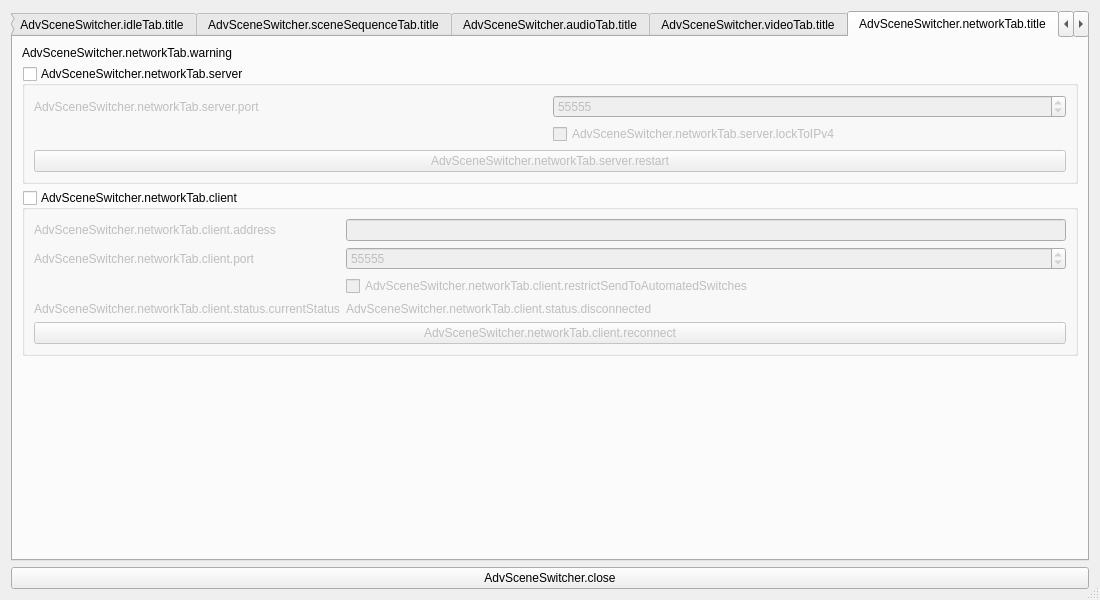
Old version of the form forms/advanced-scene-switcher.ui in the repository WarmUpTill/SceneSwitcher.
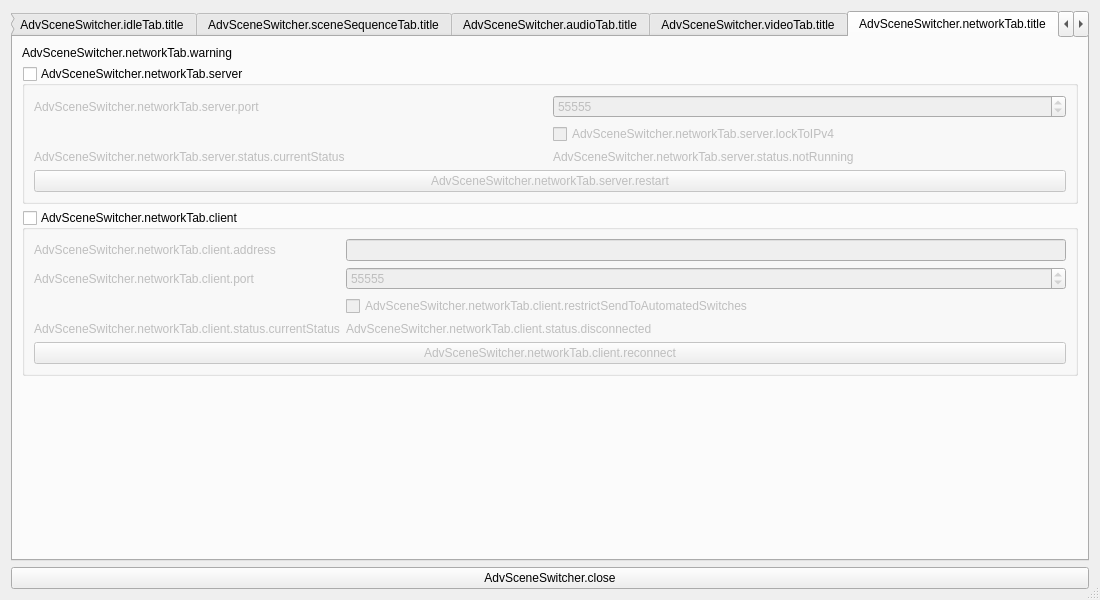
New version of the form. The open tabs and pages were chosen to show the change. Icons and pictures are not drawn.

Commit message: Add server status label.

```diff
--- a/forms/advanced-scene-switcher.ui
+++ b/forms/advanced-scene-switcher.ui
@@ -3325,6 +3325,20 @@
               </property>
              </widget>
             </item>
+            <item row="2" column="1">
+             <widget class="QLabel" name="serverStatus">
+              <property name="text">
+               <string>AdvSceneSwitcher.networkTab.server.status.notRunning</string>
+              </property>
+             </widget>
+            </item>
+            <item row="2" column="0">
+             <widget class="QLabel" name="label_19">
+              <property name="text">
+               <string>AdvSceneSwitcher.networkTab.server.status.currentStatus</string>
+              </property>
+             </widget>
+            </item>
            </layout>
           </item>
           <item>
```
The commit also changes 5 other files.
